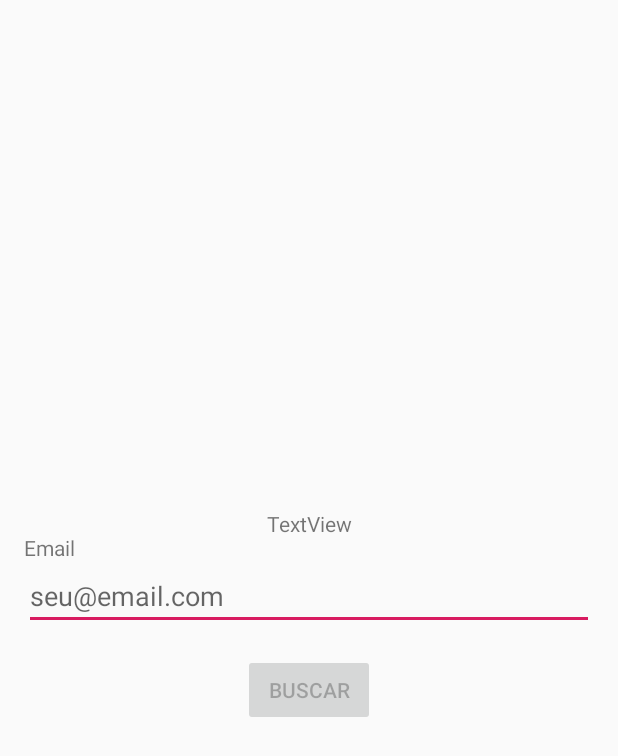
After one commit to hermanodfc/mpoo-medicontrol, an Android app: the layout adicionar_amigo_fragment.xml on its own in the app's theme, with its tools: preview values and no code run, on a phone screen of 412 x 824 dp. The commit adds this screen. Shown: the top 756 px of the screen. Run offline under Robolectric (Android 15) with nearby library versions, the phone set to English and light mode, and no system bars.

Commit message:
Implementação parcial do Alarme e Amigos.

```diff
--- a/app/src/main/java/com/adht/android/medicontrol/alarme/persistencia/IAlarmeDao.java
+++ b/app/src/main/java/com/adht/android/medicontrol/alarme/persistencia/IAlarmeDao.java
@@ -4,6 +4,6 @@ import com.adht.android.medicontrol.alarme.dominio.Alarme;
 import com.adht.android.medicontrol.infra.MediControlException;
 
 public interface IAlarmeDao {
-    Alarme getAlarme(String nome) throws MediControlException;
-    void cadastrar(Alarme alarme) throws MediControlException;
+    Alarme getAlarmes(int idPaciente) throws MediControlException;
+    void cadastrar(Alarme alarme, int idPaciente) throws MediControlException;
 }
--- a/app/src/main/java/com/adht/android/medicontrol/paciente/dominio/Genero.java
+++ b/app/src/main/java/com/adht/android/medicontrol/paciente/dominio/Genero.java
@@ -5,7 +5,7 @@ public enum Genero {
     FEMININO(1),
     MASCULINO(2);
 
-    private int valor;
+    private final int valor;
 
     private Genero(int valor) {
         this.valor = valor;
--- /dev/null
+++ b/app/src/main/res/layout/adicionar_amigo_fragment.xml
@@ -0,0 +1,79 @@
+<?xml version="1.0" encoding="utf-8"?>
+<LinearLayout xmlns:android="http://schemas.android.com/apk/res/android"
+    xmlns:app="http://schemas.android.com/apk/res-auto"
+    xmlns:tools="http://schemas.android.com/tools"
+    android:layout_width="match_parent"
+    android:layout_height="wrap_content"
+    android:layout_gravity="center"
+    android:gravity="center"
+    android:orientation="vertical">
+
+    <ProgressBar
+        android:id="@+id/progressBarCadastro"
+        style="@android:style/Widget.Holo.Light.ProgressBar.Large"
+        android:layout_width="wrap_content"
+        android:layout_height="wrap_content"
+        android:visibility="gone"
+        app:layout_constraintTop_toTopOf="parent"
+        tools:visibility="gone" />
+
+    <ScrollView
+        android:id="@+id/scrollAdicionarAmigo"
+        android:layout_width="match_parent"
+        android:layout_height="wrap_content">
+
+        <androidx.constraintlayout.widget.ConstraintLayout
+            android:layout_width="match_parent"
+            android:layout_height="wrap_content">
+
+            <TextView
+                android:id="@+id/textViewEmailAmigo"
+                android:layout_width="wrap_content"
+                android:layout_height="wrap_content"
+                android:layout_marginStart="16dp"
+                android:layout_marginTop="16dp"
+                android:text="@string/prompt_email"
+                app:layout_constraintStart_toStartOf="parent"
+                app:layout_constraintTop_toTopOf="parent" />
+
+            <EditText
+                android:id="@+id/editTextEmail"
+                android:layout_width="0dp"
+                android:layout_height="wrap_content"
+                android:layout_marginStart="16dp"
+                android:layout_marginEnd="16dp"
+                android:ems="10"
+                android:hint="@string/email_hint"
+                android:inputType="textEmailAddress"
+                app:layout_constraintEnd_toEndOf="parent"
+                app:layout_constraintStart_toStartOf="parent"
+                app:layout_constraintTop_toBottomOf="@+id/textViewEmailAmigo" />
+
+            <Button
+                android:id="@+id/buttonBuscarAmigo"
+                android:layout_width="wrap_content"
+                android:layout_height="wrap_content"
+                android:layout_marginStart="16dp"
+                android:layout_marginTop="16dp"
+                android:layout_marginEnd="16dp"
+                android:enabled="false"
+                android:text="@string/buscar"
+                app:layout_constraintEnd_toEndOf="parent"
+                app:layout_constraintStart_toStartOf="parent"
+                app:layout_constraintTop_toBottomOf="@+id/editTextEmail" />
+
+            <TextView
+                android:id="@+id/textView2"
+                android:layout_width="wrap_content"
+                android:layout_height="wrap_content"
+                android:layout_marginStart="16dp"
+                android:layout_marginEnd="16dp"
+                android:text="TextView"
+                app:layout_constraintEnd_toEndOf="parent"
+                app:layout_constraintStart_toStartOf="parent"
+                tools:layout_editor_absoluteY="-4dp" />
+
+        </androidx.constraintlayout.widget.ConstraintLayout>
+    </ScrollView>
+
+</LinearLayout>
--- a/app/src/main/res/values/strings.xml
+++ b/app/src/main/res/values/strings.xml
@@ -59,5 +59,7 @@
     <string name="nome_incorreto">Por favor preencha o campo</string>
     <string name="quantidade_de_dias">Quantidade de dias</string>
     <string name="ex_dias">Ex.: 4</string>
+    <string name="buscar">Buscar</string>
+    <string name="resultado">RESULTADO</string>
 
 </resources>
```
Also changed, not shown: app/src/main/java/com/adht/android/medicontrol/alarme/dominio/Alarme.java (+25 -37 lines), app/src/main/java/com/adht/android/medicontrol/alarme/negocio/AlarmeServices.java (+6 -6 lines), app/src/main/java/com/adht/android/medicontrol/alarme/persistencia/AlarmeDAOSQLite.java (+24 -29 lines), app/src/main/java/com/adht/android/medicontrol/alarme/ui/AlarmeCadastroActivity.java (+7 -7 lines), app/src/main/java/com/adht/android/medicontrol/infra/persistencia/DBHelper.java (+51 -31 lines), app/src/main/java/com/adht/android/medicontrol/paciente/dominio/Amizade.java (added, +25 -0 lines), app/src/main/java/com/adht/android/medicontrol/paciente/dominio/Paciente.java (+16 -0 lines), app/src/main/java/com/adht/android/medicontrol/paciente/dominio/StatusAmizade.java (added, +38 -0 lines).
